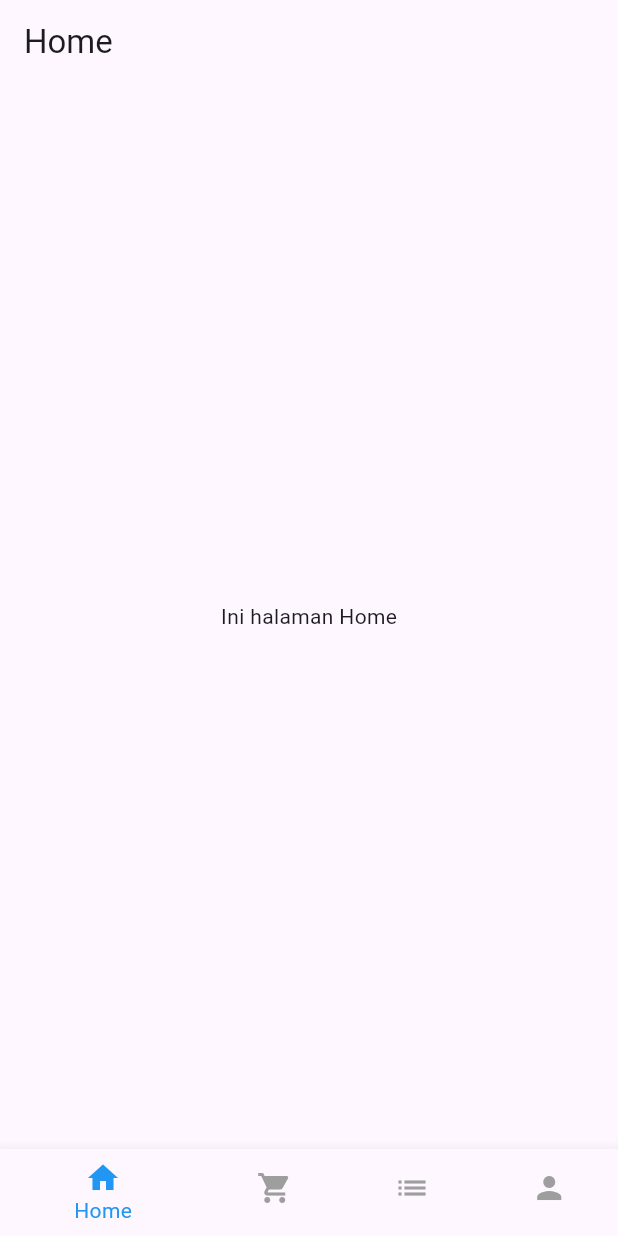
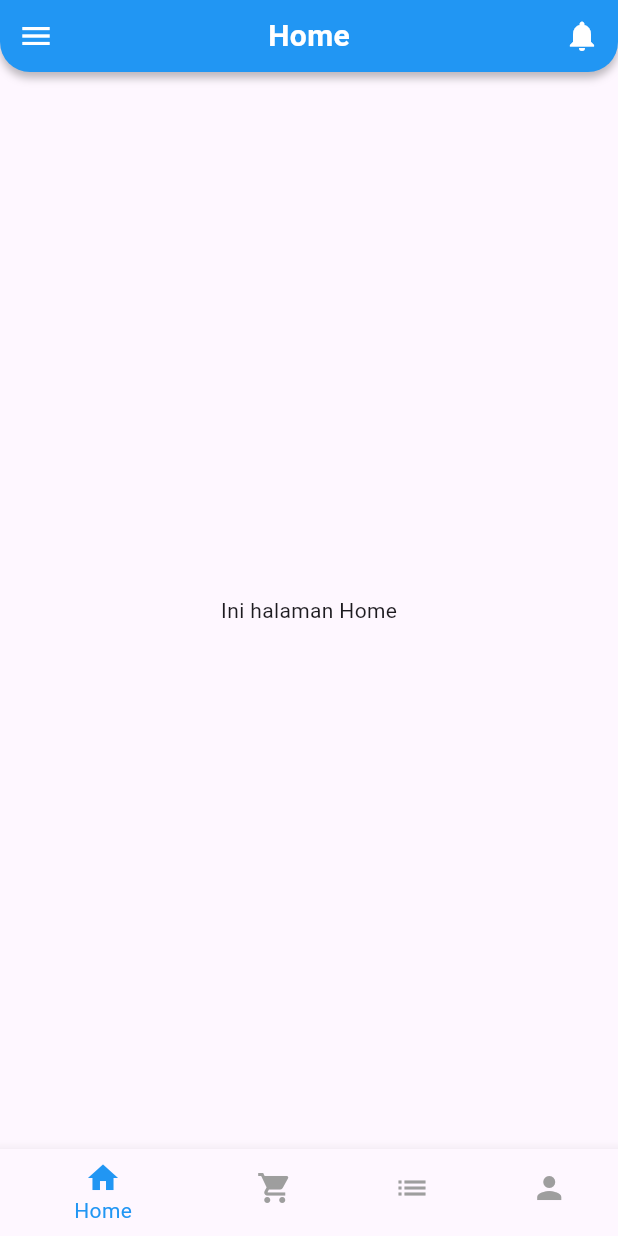
Before and after one commit to alifroject/Eccomerce-1stDayOfDart, a Flutter app: the screen it shows after launch, on a phone screen of 412 x 824 dp. Run offline on Flutter 3.47's test engine with Material 3 defaults, Android fonts, the phone set to English and light mode, and no system bars.

Commit message:
adding some Button Navigation Bar Items

```diff
--- a/lib/views/home_screen.dart
+++ b/lib/views/home_screen.dart
@@ -4,7 +4,52 @@ class HomeScreen extends StatelessWidget {
   @override
   Widget build(BuildContext context) {
     return Scaffold(
-      appBar: AppBar(title: Text('Home')),
+      appBar: PreferredSize(
+        preferredSize: Size.fromHeight(80), // Sesuaikan tinggi AppBar
+        child: Container(
+          decoration: BoxDecoration(
+            color: Colors.blue, // Ganti warna sesuai selera
+            borderRadius: BorderRadius.only(
+              bottomLeft: Radius.circular(20),
+              bottomRight: Radius.circular(20),
+            ),
+            boxShadow: [
+              BoxShadow(
+                color: Colors.black26,
+                blurRadius: 4,
+                offset: Offset(0, 4),
+              ),
+            ],
+          ),
+          child: SafeArea(
+            child: Row(
+              mainAxisAlignment: MainAxisAlignment.spaceBetween,
+              children: [
+                IconButton(
+                  icon: Icon(Icons.menu, color: Colors.white),
+                  onPressed: () {
+                    // Aksi ketika menu ditekan
+                  },
+                ),
+                Text(
+                  'Home',
+                  style: TextStyle(
+                    color: Colors.white,
+                    fontSize: 20,
+                    fontWeight: FontWeight.bold,
+                  ),
+                ),
+                IconButton(
+                  icon: Icon(Icons.notifications, color: Colors.white),
+                  onPressed: () {
+                    // Aksi ketika notifikasi ditekan
+                  },
+                ),
+              ],
+            ),
+          ),
+        ),
+      ),
       body: Center(child: Text('Ini halaman Home')),
     );
   }
```
